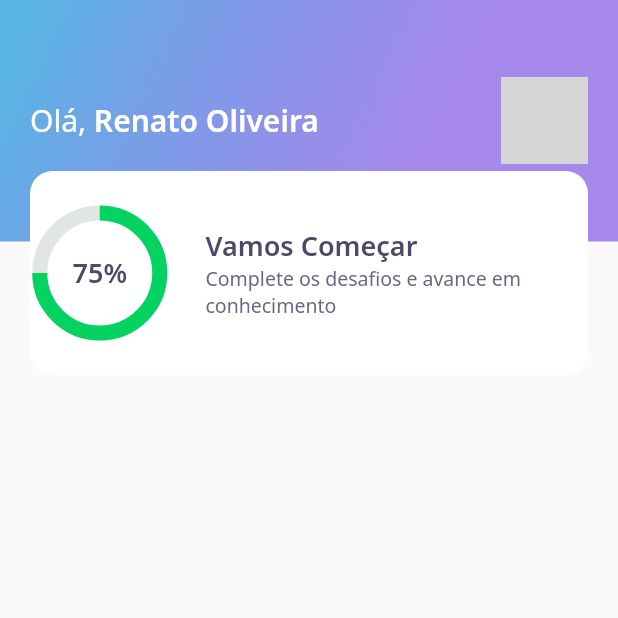
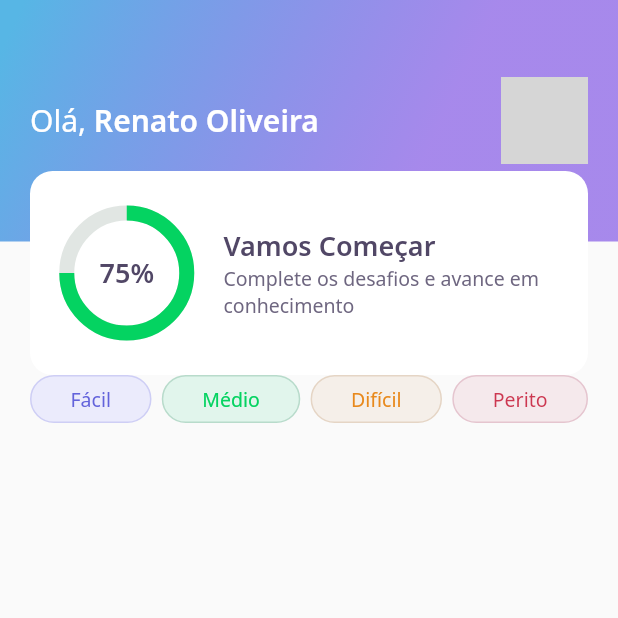
Before and after one commit to oliversieto/dev-quiz, a Flutter app: the screen it shows after launch, on a phone screen of 412 x 824 dp, the top half of it. Run offline on Flutter 3.47's test engine with Material 2 defaults, Android fonts, the phone set to English and light mode, and no system bars; our stand-ins replace google_fonts; network calls fail; grey boxes are pictures that could not be loaded.

Commit message:
refactor: criado o level button widget

```diff
--- a/lib/home/home_page.dart
+++ b/lib/home/home_page.dart
@@ -1,4 +1,5 @@
 import 'package:DevQuiz/home/widgets/appbar/app_bar_widget.dart';
+import 'package:DevQuiz/home/widgets/level_button/level_button_widget.dart';
 import 'package:flutter/material.dart';
 
 class HomePage extends StatefulWidget {
@@ -13,6 +14,28 @@ class _HomePageState extends State<HomePage> {
   Widget build(BuildContext context) {
     return Scaffold(
       appBar: AppBarWidget(),
+      body: Padding(
+        padding: const EdgeInsets.symmetric(
+          horizontal: 20,
+        ),
+        child: Row(
+          mainAxisAlignment: MainAxisAlignment.spaceBetween,
+          children: [
+            LevelButtonWidget(
+              label: "Fácil",
+            ),
+            LevelButtonWidget(
+              label: "Médio",
+            ),
+            LevelButtonWidget(
+              label: "Difícil",
+            ),
+            LevelButtonWidget(
+              label: "Perito",
+            ),
+          ],
+        ),
+      ),
     );
   }
 }
--- /dev/null
+++ b/lib/home/widgets/level_button/level_button_widget.dart
@@ -0,0 +1,70 @@
+import 'package:DevQuiz/core/core.dart';
+import 'package:flutter/material.dart';
+import 'package:google_fonts/google_fonts.dart';
+
+class LevelButtonWidget extends StatelessWidget {
+  final String label;
+
+  LevelButtonWidget({
+    Key? key,
+    required this.label,
+  })   : assert(
+          ["Fácil", "Médio", "Difícil", "Perito"].contains(label),
+        ),
+        super(key: key);
+
+  final config = {
+    "Fácil": {
+      "color": AppColors.levelButtonFacil,
+      "borderColor": AppColors.levelButtonBorderFacil,
+      "fontColor": AppColors.levelButtonTextFacil
+    },
+    "Médio": {
+      "color": AppColors.levelButtonMedio,
+      "borderColor": AppColors.levelButtonBorderMedio,
+      "fontColor": AppColors.levelButtonTextMedio
+    },
+    "Difícil": {
+      "color": AppColors.levelButtonDificil,
+      "borderColor": AppColors.levelButtonBorderDificil,
+      "fontColor": AppColors.levelButtonTextDificil
+    },
+    "Perito": {
+      "color": AppColors.levelButtonPerito,
+      "borderColor": AppColors.levelButtonBorderPerito,
+      "fontColor": AppColors.levelButtonTextPerito
+    },
+  };
+
+  Color get color => config[label]!['color']!;
+  Color get borderColor => config[label]!['borderColor']!;
+  Color get fontColor => config[label]!['fontColor']!;
+
+  @override
+  Widget build(BuildContext context) {
+    return Container(
+      decoration: BoxDecoration(
+        color: color,
+        border: Border.fromBorderSide(
+          BorderSide(
+            color: borderColor,
+          ),
+        ),
+        borderRadius: BorderRadius.circular(28),
+      ),
+      child: Padding(
+        padding: const EdgeInsets.symmetric(
+          horizontal: 26,
+          vertical: 6,
+        ),
+        child: Text(
+          label,
+          style: GoogleFonts.notoSans(
+            color: fontColor,
+            fontSize: 13,
+          ),
+        ),
+      ),
+    );
+  }
+}
--- a/lib/home/widgets/score_card/score_card_widget.dart
+++ b/lib/home/widgets/score_card/score_card_widget.dart
@@ -15,7 +15,10 @@ class ScoreCardWidget extends StatelessWidget {
           color: AppColors.white,
           borderRadius: BorderRadius.circular(15),
         ),
+        child: Padding(
+          padding: const EdgeInsets.symmetric(horizontal: 24),
           child: Row(
+            mainAxisAlignment: MainAxisAlignment.center,
             crossAxisAlignment: CrossAxisAlignment.center,
             children: [
               Expanded(
@@ -45,6 +48,7 @@ class ScoreCardWidget extends StatelessWidget {
             ],
           ),
         ),
+      ),
     );
   }
 }
```
Lines whose indentation alone changed are shown as unchanged.
